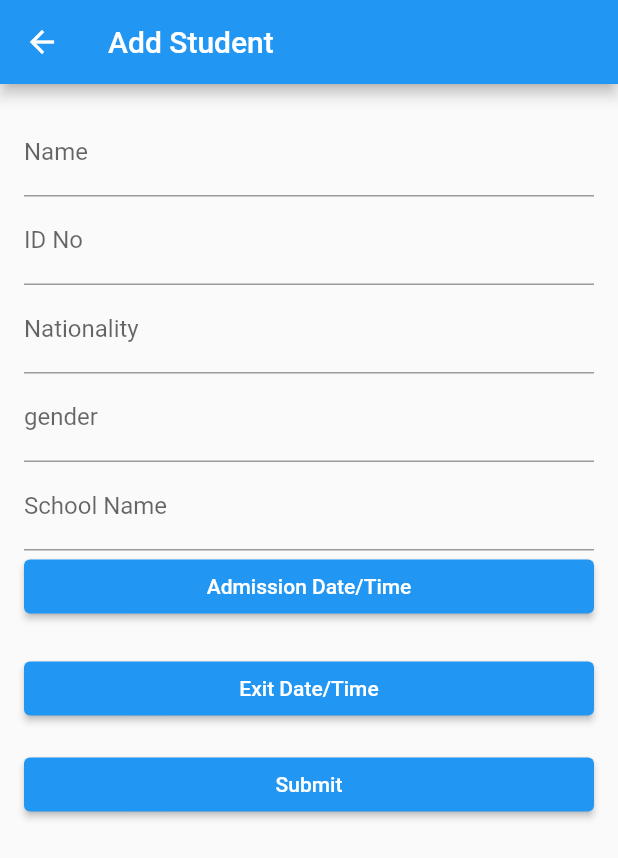
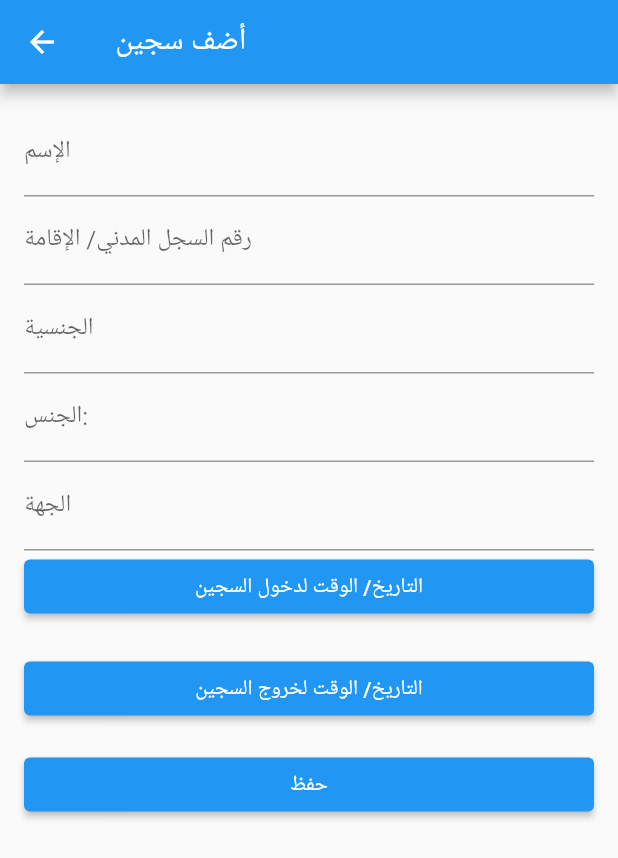
Before and after one commit to fayezCoder/student, a Flutter app: the screen it shows after launch, after a tap on the "add" icon, on a phone screen of 412 x 824 dp. Shown: the top 858 px of the screen. Run offline on Flutter 3.47's test engine with Material 2 defaults, Android fonts, the phone set to English and light mode, and no system bars; our stand-ins replace hive, hive_flutter; accounts and stored records are empty.

Commit message:
fix the code for problem object is not in the box for deleteStudent method

```diff
--- a/lib/main.dart
+++ b/lib/main.dart
@@ -16,7 +16,6 @@ void main() async {
   runApp(const MyApp());
 }
 
-
 class MyApp extends StatelessWidget {
   const MyApp({super.key});
 
--- a/lib/pages/add_student_page.dart
+++ b/lib/pages/add_student_page.dart
@@ -1,7 +1,5 @@
 import 'package:flutter/material.dart';
 import '../models/student.dart';
-
-
 
 class AddStudentPage extends StatefulWidget {
  final Function(Student) addStudent;
@@ -26,7 +24,7 @@ class _AddStudentPageState extends State<AddStudentPage> {
   Widget build(BuildContext context) {
     return Scaffold(
       appBar: AppBar(
-        title: const Text('Add Student'),
+        title: const Text(' أضف سجين'),
       ),
       body: Padding(
         padding: const EdgeInsets.all(16.0),
@@ -36,11 +34,11 @@ class _AddStudentPageState extends State<AddStudentPage> {
             children: [
               TextFormField(
                 decoration: const InputDecoration(
-                  labelText: 'Name',
+                  labelText: 'الإسم',
                 ),
                 validator: (value) {
                   if (value == null || value.isEmpty) {
-                    return 'Please enter a name';
+                    return 'قم بإضافة سجين';
                   }
                   return null;
                 },
@@ -50,11 +48,11 @@ class _AddStudentPageState extends State<AddStudentPage> {
               ),
               TextFormField(
                 decoration: const InputDecoration(
-                  labelText: 'ID No',
+                  labelText: 'رقم السجل المدني/ الإقامة',
                 ),
                 validator: (value) {
                   if (value == null || value.isEmpty) {
-                    return 'Please enter an ID No';
+                    return 'قم بإضافه السجل المدني أو الإقامة';
                   }
                   return null;
                 },
@@ -64,11 +62,11 @@ class _AddStudentPageState extends State<AddStudentPage> {
               ),
               TextFormField(
                 decoration: const InputDecoration(
-                  labelText: 'Nationality',
+                  labelText: 'الجنسية',
                 ),
                 validator: (value) {
                   if (value == null || value.isEmpty) {
-                    return 'Please enter a nationality';
+                    return 'قم بإضافة الجنسية';
                   }
                   return null;
                 },
@@ -79,11 +77,11 @@ class _AddStudentPageState extends State<AddStudentPage> {
 
               TextFormField(
                 decoration: const InputDecoration(
-                  labelText: 'gender',
+                  labelText: 'الجنس:',
                 ),
                 validator: (value) {
                   if (value == null || value.isEmpty) {
-                    return 'Please enter a gender';
+                    return 'قم بإضافة الجنس ';
                   }
                   return null;
                 },
@@ -93,11 +91,11 @@ class _AddStudentPageState extends State<AddStudentPage> {
               ),
               TextFormField(
                 decoration: const InputDecoration(
-                  labelText: 'School Name',
+                  labelText: 'الجهة',
                 ),
                 validator: (value) {
                   if (value == null || value.isEmpty) {
-                    return 'Please enter a school name';
+                    return 'قم بإضافة الجهة';
                   }
                   return null;
                 },
@@ -132,10 +130,10 @@ class _AddStudentPageState extends State<AddStudentPage> {
                     }
                   }
                 },
-                child: const Text('Admission Date/Time'),
+                child: const Text('التاريخ/ الوقت لدخول السجين'),
               ),
               if (_admissionDate != null)
-                Text('Admission Date/Time: ${_admissionDate.toString()}'),
+                Text(':تاريخ ووقت الدخول ${_admissionDate.toString()}'),
               const SizedBox(
                 height: 10,
               ),
@@ -169,10 +167,10 @@ class _AddStudentPageState extends State<AddStudentPage> {
                       }
                     }
                   },
-                  child: const Text('Exit Date/Time'),
+                  child: const Text('التاريخ/ الوقت لخروج السجين'),
               ),
               if (_exitDate != null)
-                Text('Exit Time: ${_exitDate!.toIso8601String()}'),
+                Text('التاريخ/ الوقت لخروج السجين: ${_exitDate!.toIso8601String()}'),
               Padding(
                 padding: const EdgeInsets.symmetric(vertical: 16.0),
                 child: ElevatedButton(
@@ -192,7 +190,7 @@ class _AddStudentPageState extends State<AddStudentPage> {
                       Navigator.pop(context); // navigate back to the previous screen
                     }
                   },
-                  child: const Text('Submit'),
+                  child: const Text('حفظ'),
                 ),
 
               ),
--- a/lib/pages/home_page.dart
+++ b/lib/pages/home_page.dart
@@ -20,17 +20,27 @@ class _HomePageState extends State<HomePage> {
     super.dispose();
   }
 
-   Future addStudent(student, ) async {
-    final box = Boxes.getTransactions();
-    //this was the problem for 3 days (student)
+  Future<void> addStudent(Student student) async {
+    final box = Hive.box<Student>("transactions");
     box.add(student);
-    }
+  }
+
+
 
 
   void deleteStudent(Student student) {
+    final box = Hive.box<Student>("transactions");
+    final index = box.values.toList().indexOf(student);
+    if (index != -1) {
+      box.deleteAt(index);
+      setState(() {
+        // Remove the student from any data structures or state variables in your UI.
+      });
+    }
+  }
 
 
-  }
+
 
   void openNotificationSettings(Student student) {
     Navigator.push(
@@ -44,7 +54,7 @@ class _HomePageState extends State<HomePage> {
   Widget build(BuildContext context) {
     return Scaffold(
       appBar: AppBar(
-        title: const Text('Student Management System'),
+        title: const Text('نظام إدارة السجناء'),
 
       ),
       body: ValueListenableBuilder<Box<Student>>(
@@ -70,42 +80,42 @@ class _HomePageState extends State<HomePage> {
                     Padding(
                       padding: const EdgeInsets.symmetric(horizontal: 16.0),
                       child: Text(
-                        'ID: ${student.id}',
+                        ':السجل المدني/الإقامة ${student.id}',
                         style: Theme.of(context).textTheme.titleMedium,
                       ),
                     ),
                     Padding(
                       padding: const EdgeInsets.symmetric(horizontal: 16.0),
                       child: Text(
-                        'Nationality: ${student.nationality}',
+                        ':الجنسية ${student.nationality}',
                         style: Theme.of(context).textTheme.titleMedium,
                       ),
                     ),
                     Padding(
                       padding: const EdgeInsets.symmetric(horizontal: 16.0),
                       child: Text(
-                        'Gender: ${student.gender}',
+                        ':الجنس ${student.gender}',
                         style: Theme.of(context).textTheme.titleMedium,
                       ),
                     ),
                     Padding(
                       padding: const EdgeInsets.symmetric(horizontal: 16.0),
                       child: Text(
-                        'School: ${student.schoolName}',
+                        'الجهة: ${student.schoolName}',
                         style: Theme.of(context).textTheme.titleMedium,
                       ),
                     ),
                     Padding(
                       padding: const EdgeInsets.symmetric(horizontal: 16.0),
                       child: Text(
-                        'Admission Date: ${student.admissionDate.toIso8601String()}',
+                        ':تاريخ الدخول ${student.admissionDate.toIso8601String()}',
                         style: Theme.of(context).textTheme.titleMedium,
                       ),
                     ),
                     Padding(
                       padding: const EdgeInsets.symmetric(horizontal: 16.0),
                       child: Text(
-                        'Exit Date: ${student.exitDate.toIso8601String()}',
+                        ':تاريخ الخروج ${student.exitDate.toIso8601String()}',
                         style: Theme.of(context).textTheme.titleMedium,
                       ),
                     ),
@@ -126,7 +136,7 @@ class _HomePageState extends State<HomePage> {
                           onPressed: () {
                             deleteStudent(student);
                           },
-                          child: const Text("Delete Student"),
+                          child: const Text("حذف السجين"),
                         ),
                       ],
                     ),
```
